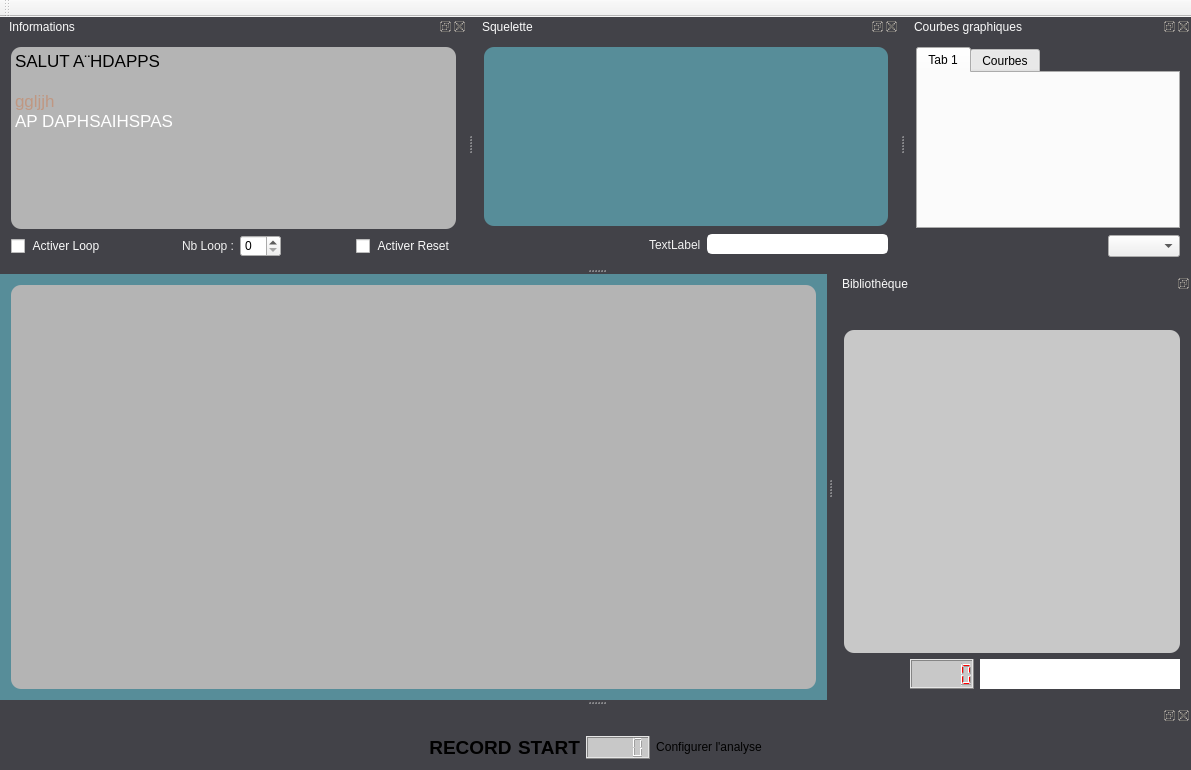
This is mainwindow.ui in nicoctopus/octopus as Qt 5 draws it before an edit. The edited form follows.
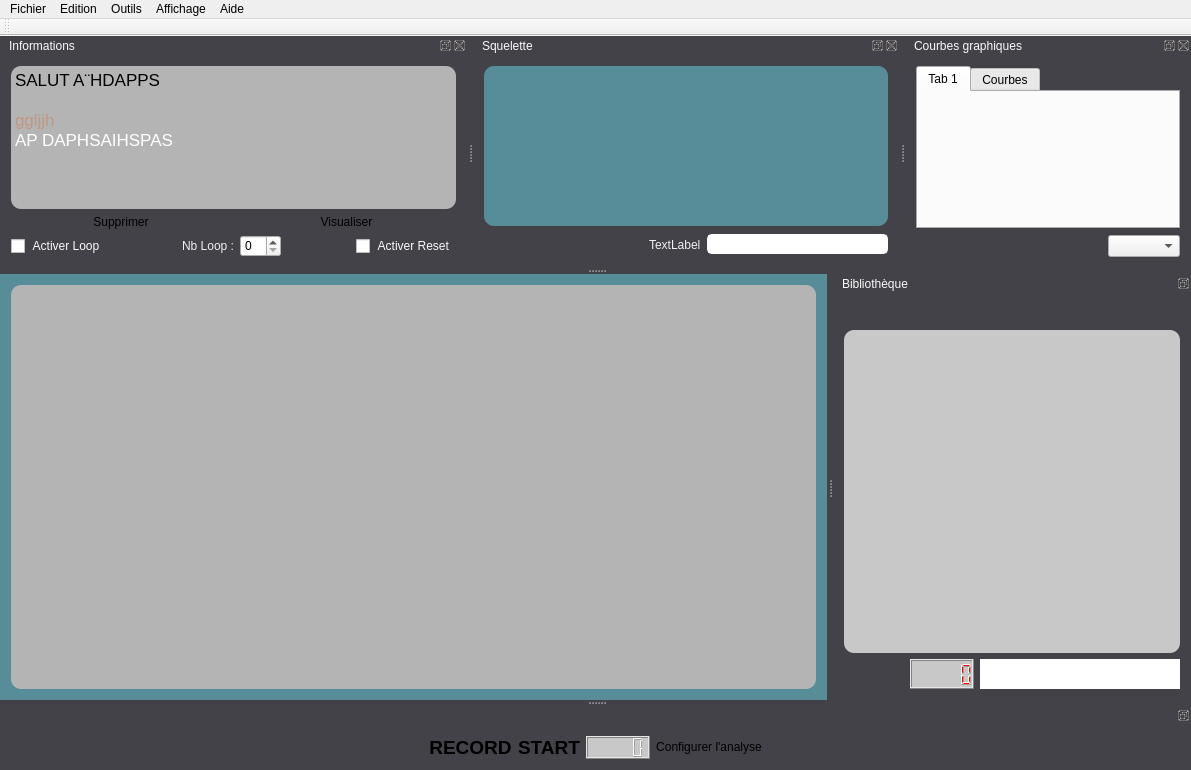
This is the edited form. Icons and pictures are not drawn. Custom widgets are drawn as their Qt base class.

Patch:
```diff
--- a/mainwindow.ui
+++ b/mainwindow.ui
@@ -357,6 +357,61 @@
      <height>22</height>
     </rect>
    </property>
+   <widget class="QMenu" name="menuFichier">
+    <property name="title">
+     <string>Fichier</string>
+    </property>
+    <addaction name="actionNouveau"/>
+    <addaction name="separator"/>
+    <addaction name="actionD_marrer_live"/>
+    <addaction name="actionStopper_live"/>
+    <addaction name="separator"/>
+    <addaction name="actionQuitter"/>
+   </widget>
+   <widget class="QMenu" name="menuEdition">
+    <property name="title">
+     <string>Edition</string>
+    </property>
+    <addaction name="actionCr_er_nouveau_mouvement"/>
+    <addaction name="actionAjouter_sample_audio"/>
+    <addaction name="actionAjouter_port"/>
+    <addaction name="separator"/>
+    <addaction name="actionSupprimer"/>
+    <addaction name="separator"/>
+    <addaction name="actionJouer_sample_audio"/>
+    <addaction name="actionArreter_sample_audio"/>
+    <addaction name="actionVisualise_mouvement"/>
+    <addaction name="separator"/>
+    <addaction name="actionLier_l_ments"/>
+    <addaction name="actionD_lier_lements"/>
+   </widget>
+   <widget class="QMenu" name="menuOutils">
+    <property name="title">
+     <string>Outils</string>
+    </property>
+    <addaction name="actionParam_tres_analyse"/>
+    <addaction name="actionParam_tre_enregistrement"/>
+   </widget>
+   <widget class="QMenu" name="menuAffichage">
+    <property name="title">
+     <string>Affichage</string>
+    </property>
+    <addaction name="actionInformations"/>
+    <addaction name="actionSquelette"/>
+    <addaction name="actionCourbes"/>
+    <addaction name="actionBiblioth_que"/>
+   </widget>
+   <widget class="QMenu" name="menuAide">
+    <property name="title">
+     <string>Aide</string>
+    </property>
+    <addaction name="actionA_propos"/>
+   </widget>
+   <addaction name="menuFichier"/>
+   <addaction name="menuEdition"/>
+   <addaction name="menuOutils"/>
+   <addaction name="menuAffichage"/>
+   <addaction name="menuAide"/>
   </widget>
   <widget class="QDockWidget" name="dockConfig">
    <property name="sizePolicy">
@@ -552,6 +607,24 @@
        </property>
       </widget>
      </item>
+     <item>
+      <layout class="QHBoxLayout" name="horizontalLayout_7">
+       <item>
+        <widget class="QPushButton" name="suprButton">
+         <property name="text">
+          <string>Supprimer</string>
+         </property>
+        </widget>
+       </item>
+       <item>
+        <widget class="QPushButton" name="visuButton">
+         <property name="text">
+          <string>Visualiser</string>
+         </property>
+        </widget>
+       </item>
+      </layout>
+     </item>
      <item>
       <layout class="QHBoxLayout" name="horizontalLayout_8">
        <property name="bottomMargin">
@@ -818,6 +891,9 @@
    </widget>
   </widget>
   <widget class="QDockWidget" name="dockWidget_2">
+   <property name="features">
+    <set>QDockWidget::DockWidgetFloatable|QDockWidget::DockWidgetMovable</set>
+   </property>
    <attribute name="dockWidgetArea">
     <number>8</number>
    </attribute>
```
Left out of the diff: 153 changed lines with no effect on the pictures.
